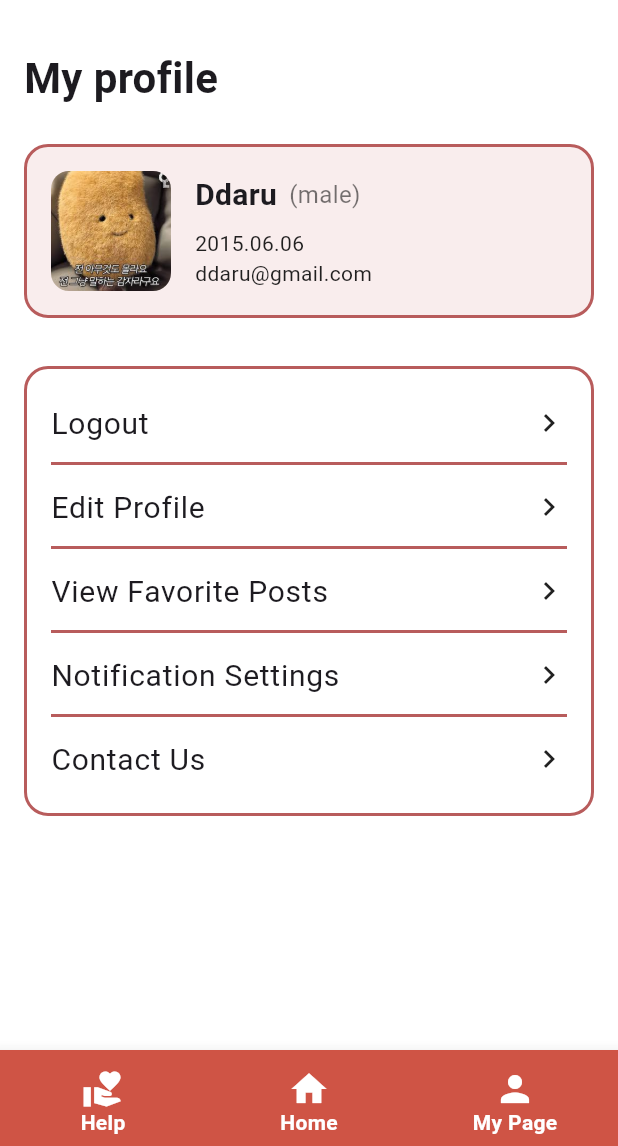
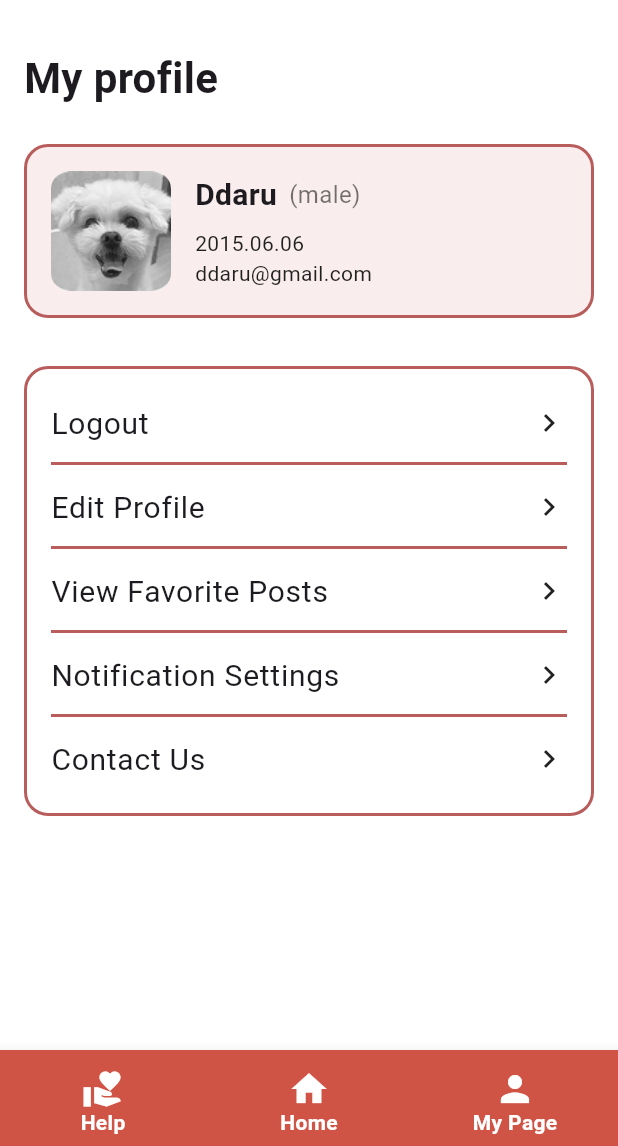
Before and after one commit to oysookter/2025-Solution-Challenge-oysookter-frontend, a Flutter app: the screen it shows after launch, item 3 of the bottom bar chosen, on a phone screen of 412 x 824 dp, the part 90-1236 px from its top. Run offline on Flutter 3.47's test engine with Material 3 defaults, Android fonts, the light colour scheme and no system bars; our stand-ins replace flutter_svg, geocoding, google_maps_flutter; Roboto replaces fonts that are missing (Pretendard).

Commit message:
fix: 마이페이지 이미지 수정

```diff
--- a/lib/pages/mypage/MyPage.dart
+++ b/lib/pages/mypage/MyPage.dart
@@ -33,7 +33,7 @@ class MyPage extends StatelessWidget {
                       ClipRRect(
                         borderRadius: BorderRadius.circular(12),
                         child: Image.asset(
-                          'assets/img/potato.jpeg',
+                          'assets/img/profile.jpg',
                           width: 80,
                           height: 80,
                           fit: BoxFit.cover,
```
Also changed, not shown: pubspec.yaml (+9 -2 lines), assets/img/potato.jpeg (deleted), assets/img/profile.jpg (added), pubspec.lock.
